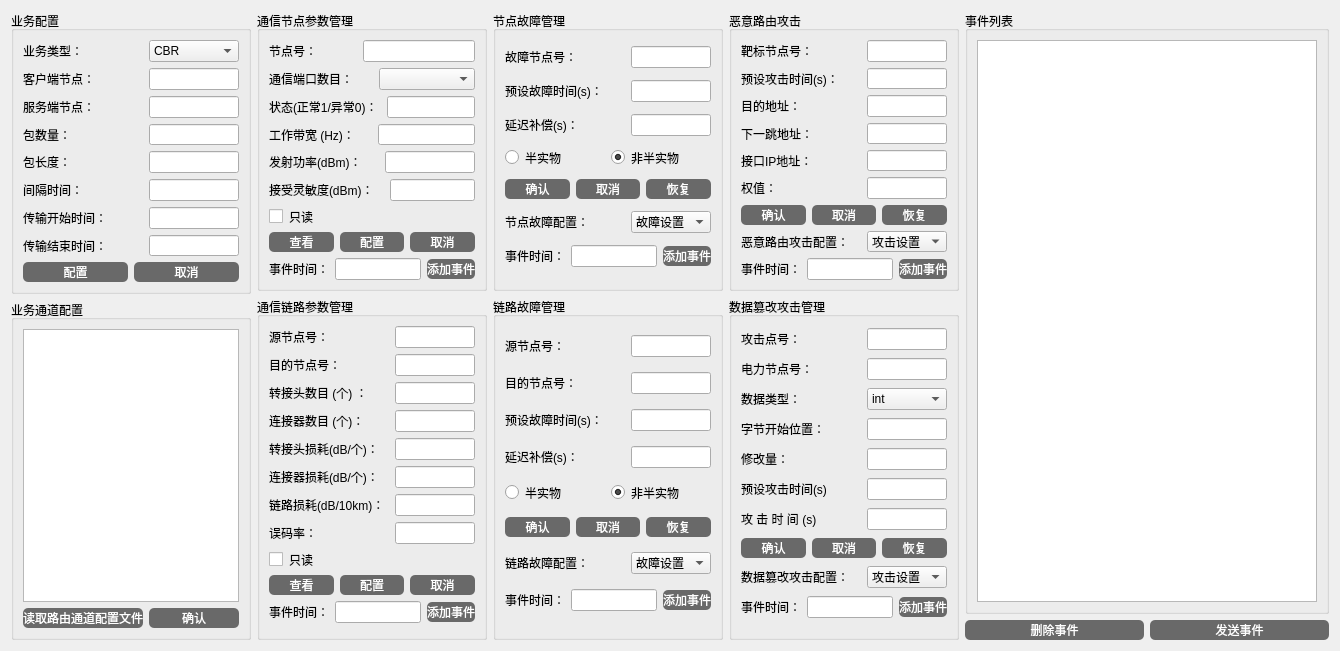
Old version of the form MtController/comm_param_settings.ui in the repository yacbo/Co-Simulation.
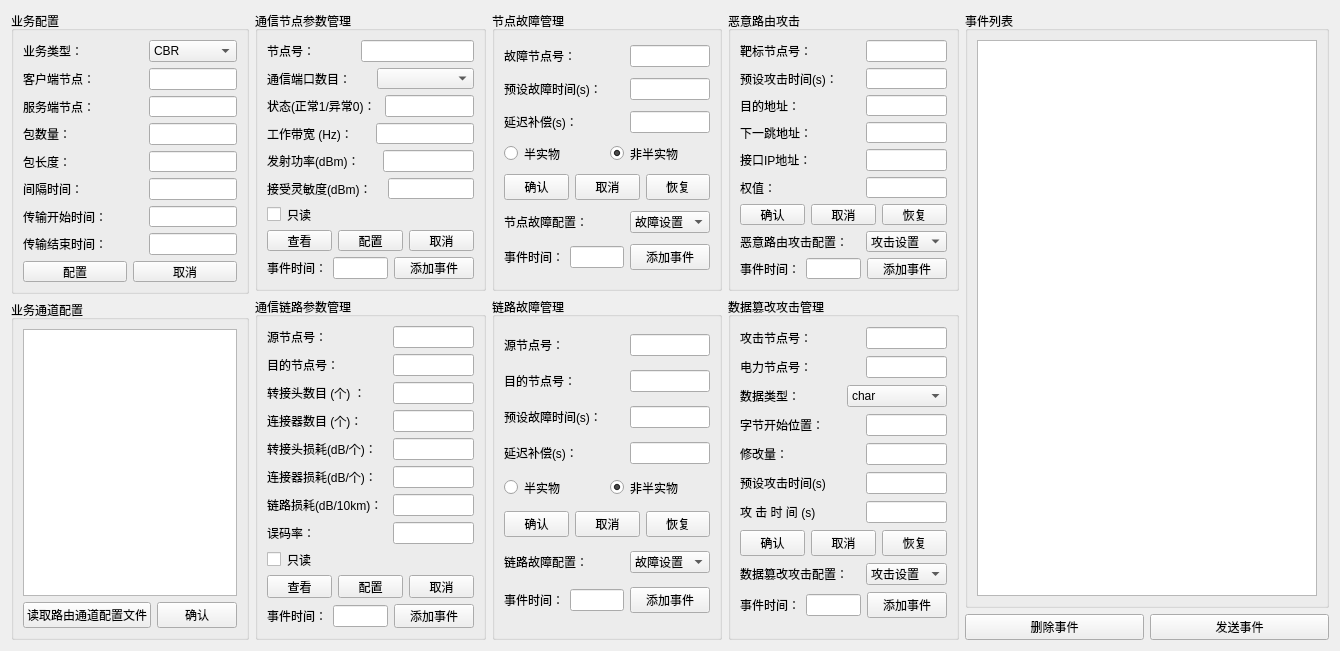
New version of the form. Icons and pictures are not drawn.

```diff
--- a/MtController/comm_param_settings.ui
+++ b/MtController/comm_param_settings.ui
@@ -229,7 +229,7 @@
             <item>
              <widget class="QPushButton" name="pushButton_15">
               <property name="styleSheet">
-               <string notr="true">QPushButton{border-radius:5px; background:#696969; color:white;min-height:20;}</string>
+               <string notr="true"/>
               </property>
               <property name="text">
                <string>配置</string>
@@ -238,9 +238,6 @@
             </item>
             <item>
              <widget class="QPushButton" name="pushButton_16">
-              <property name="styleSheet">
-               <string notr="true">QPushButton{border-radius:5px; background:#696969; color:white;min-height:20;}</string>
-              </property>
               <property name="text">
                <string>取消</string>
               </property>
@@ -270,9 +267,6 @@
            <layout class="QHBoxLayout" name="horizontalLayout_32">
             <item>
              <widget class="QPushButton" name="pushButton_13">
-              <property name="styleSheet">
-               <string notr="true">QPushButton{border-radius:5px; background:#696969; color:white;min-height:20;}</string>
-              </property>
               <property name="text">
                <string>读取路由通道配置文件</string>
               </property>
@@ -280,9 +274,6 @@
             </item>
             <item>
              <widget class="QPushButton" name="pushButton_14">
-              <property name="styleSheet">
-               <string notr="true">QPushButton{border-radius:5px; background:#696969; color:white;min-height:20;}</string>
-              </property>
               <property name="text">
                <string>确认</string>
               </property>
@@ -438,9 +429,6 @@
            <layout class="QHBoxLayout" name="horizontalLayout_7">
             <item>
              <widget class="QPushButton" name="pushButton">
-              <property name="styleSheet">
-               <string notr="true">QPushButton{border-radius:5px; background:#696969; color:white;min-height:20;}</string>
-              </property>
               <property name="text">
                <string>查看</string>
               </property>
@@ -448,9 +436,6 @@
             </item>
             <item>
              <widget class="QPushButton" name="pushButton_2">
-              <property name="styleSheet">
-               <string notr="true">QPushButton{border-radius:5px; background:#696969; color:white;min-height:20;}</string>
-              </property>
               <property name="text">
                <string>配置</string>
               </property>
@@ -458,9 +443,6 @@
             </item>
             <item>
              <widget class="QPushButton" name="pushButton_3">
-              <property name="styleSheet">
-               <string notr="true">QPushButton{border-radius:5px; background:#696969; color:white;min-height:20;}</string>
-              </property>
               <property name="text">
                <string>取消</string>
               </property>
@@ -485,9 +467,6 @@
             </item>
             <item>
              <widget class="QPushButton" name="pushButton_18">
-              <property name="styleSheet">
-               <string notr="true">QPushButton{border-radius:5px; background:#696969; color:white;min-height:20;}</string>
-              </property>
               <property name="text">
                <string>添加事件</string>
               </property>
@@ -721,9 +700,6 @@
            <layout class="QHBoxLayout" name="horizontalLayout_16">
             <item>
              <widget class="QPushButton" name="pushButton_4">
-              <property name="styleSheet">
-               <string notr="true">QPushButton{border-radius:5px; background:#696969; color:white;min-height:20;}</string>
-              </property>
               <property name="text">
                <string>查看</string>
               </property>
@@ -731,9 +707,6 @@
             </item>
             <item>
              <widget class="QPushButton" name="pushButton_5">
-              <property name="styleSheet">
-               <string notr="true">QPushButton{border-radius:5px; background:#696969; color:white;min-height:20;}</string>
-              </property>
               <property name="text">
                <string>配置</string>
               </property>
@@ -741,9 +714,6 @@
             </item>
             <item>
              <widget class="QPushButton" name="pushButton_6">
-              <property name="styleSheet">
-               <string notr="true">QPushButton{border-radius:5px; background:#696969; color:white;min-height:20;}</string>
-              </property>
               <property name="text">
                <string>取消</string>
               </property>
@@ -768,9 +738,6 @@
             </item>
             <item>
              <widget class="QPushButton" name="pushButton_25">
-              <property name="styleSheet">
-               <string notr="true">QPushButton{border-radius:5px; background:#696969; color:white;min-height:20;}</string>
-              </property>
               <property name="text">
                <string>添加事件</string>
               </property>
@@ -903,9 +870,6 @@
            <layout class="QHBoxLayout" name="horizontalLayout_20">
             <item>
              <widget class="QPushButton" name="pushButton_7">
-              <property name="styleSheet">
-               <string notr="true">QPushButton{border-radius:5px; background:#696969; color:white;min-height:20;}</string>
-              </property>
               <property name="text">
                <string>确认</string>
               </property>
@@ -913,9 +877,6 @@
             </item>
             <item>
              <widget class="QPushButton" name="pushButton_8">
-              <property name="styleSheet">
-               <string notr="true">QPushButton{border-radius:5px; background:#696969; color:white;min-height:20;}</string>
-              </property>
               <property name="text">
                <string>取消</string>
               </property>
@@ -923,9 +884,6 @@
             </item>
             <item>
              <widget class="QPushButton" name="pushButton_9">
-              <property name="styleSheet">
-               <string notr="true">QPushButton{border-radius:5px; background:#696969; color:white;min-height:20;}</string>
-              </property>
               <property name="text">
                <string>恢复</string>
               </property>
@@ -995,9 +953,6 @@
             </item>
             <item>
              <widget class="QPushButton" name="pushButton_26">
-              <property name="styleSheet">
-               <string notr="true">QPushButton{border-radius:5px; background:#696969; color:white;min-height:20;}</string>
-              </property>
               <property name="text">
                <string>添加事件</string>
               </property>
@@ -1143,9 +1098,6 @@
            <layout class="QHBoxLayout" name="horizontalLayout_25">
             <item>
              <widget class="QPushButton" name="pushButton_10">
-              <property name="styleSheet">
-               <string notr="true">QPushButton{border-radius:5px; background:#696969; color:white;min-height:20;}</string>
-              </property>
               <property name="text">
                <string>确认</string>
               </property>
@@ -1153,9 +1105,6 @@
             </item>
             <item>
              <widget class="QPushButton" name="pushButton_11">
-              <property name="styleSheet">
-               <string notr="true">QPushButton{border-radius:5px; background:#696969; color:white;min-height:20;}</string>
-              </property>
               <property name="text">
                <string>取消</string>
               </property>
@@ -1163,9 +1112,6 @@
             </item>
             <item>
              <widget class="QPushButton" name="pushButton_12">
-              <property name="styleSheet">
-               <string notr="true">QPushButton{border-radius:5px; background:#696969; color:white;min-height:20;}</string>
-              </property>
               <property name="text">
                <string>恢复</string>
               </property>
@@ -1224,9 +1170,6 @@
             </item>
             <item>
              <widget class="QPushButton" name="pushButton_27">
-              <property name="styleSheet">
-               <string notr="true">QPushButton{border-radius:5px; background:#696969; color:white;min-height:20;}</string>
-              </property>
               <property name="text">
                <string>添加事件</string>
               </property>
@@ -1401,9 +1344,6 @@
            <layout class="QHBoxLayout" name="horizontalLayout_49">
             <item>
              <widget class="QPushButton" name="pushButton_22">
-              <property name="styleSheet">
-               <string notr="true">QPushButton{border-radius:5px; background:#696969; color:white;min-height:20;}</string>
-              </property>
               <property name="text">
                <string>确认</string>
               </property>
@@ -1411,9 +1351,6 @@
             </item>
             <item>
              <widget class="QPushButton" name="pushButton_23">
-              <property name="styleSheet">
-               <string notr="true">QPushButton{border-radius:5px; background:#696969; color:white;min-height:20;}</string>
-              </property>
               <property name="text">
                <string>取消</string>
               </property>
@@ -1421,9 +1358,6 @@
             </item>
             <item>
              <widget class="QPushButton" name="pushButton_24">
-              <property name="styleSheet">
-               <string notr="true">QPushButton{border-radius:5px; background:#696969; color:white;min-height:20;}</string>
-              </property>
               <property name="text">
                <string>恢复</string>
               </property>
@@ -1482,9 +1416,6 @@
             </item>
             <item>
              <widget class="QPushButton" name="pushButton_28">
-              <property name="styleSheet">
-               <string notr="true">QPushButton{border-radius:5px; background:#696969; color:white;min-height:20;}</string>
-              </property>
               <property name="text">
                <string>添加事件</string>
               </property>
@@ -1521,7 +1452,7 @@
                <string notr="true">border:0px;</string>
               </property>
               <property name="text">
-               <string>攻击点号：     </string>
+               <string>攻击节点号：     </string>
               </property>
              </widget>
             </item>
@@ -1573,6 +1504,26 @@
             </item>
             <item>
              <widget class="QComboBox" name="comboBox_4">
+              <item>
+               <property name="text">
+                <string>char</string>
+               </property>
+              </item>
+              <item>
+               <property name="text">
+                <string>unsigned char</string>
+               </property>
+              </item>
+              <item>
+               <property name="text">
+                <string>short</string>
+               </property>
+              </item>
+              <item>
+               <property name="text">
+                <string>unsigned short</string>
+               </property>
+              </item>
               <item>
                <property name="text">
                 <string>int</string>
@@ -1693,9 +1644,6 @@
            <layout class="QHBoxLayout" name="horizontalLayout_42">
             <item>
              <widget class="QPushButton" name="pushButton_19">
-              <property name="styleSheet">
-               <string notr="true">QPushButton{border-radius:5px; background:#696969; color:white;min-height:20;}</string>
-              </property>
               <property name="text">
                <string>确认</string>
               </property>
@@ -1703,9 +1651,6 @@
             </item>
             <item>
              <widget class="QPushButton" name="pushButton_20">
-              <property name="styleSheet">
-               <string notr="true">QPushButton{border-radius:5px; background:#696969; color:white;min-height:20;}</string>
-              </property>
               <property name="text">
                <string>取消</string>
               </property>
@@ -1713,9 +1658,6 @@
             </item>
             <item>
              <widget class="QPushButton" name="pushButton_21">
-              <property name="styleSheet">
-               <string notr="true">QPushButton{border-radius:5px; background:#696969; color:white;min-height:20;}</string>
-              </property>
               <property name="text">
                <string>恢复</string>
               </property>
@@ -1774,9 +1716,6 @@
             </item>
             <item>
              <widget class="QPushButton" name="pushButton_29">
-              <property name="styleSheet">
-               <string notr="true">QPushButton{border-radius:5px; background:#696969; color:white;min-height:20;}</string>
-              </property>
               <property name="text">
                <string>添加事件</string>
               </property>
@@ -1826,9 +1765,6 @@
         <layout class="QHBoxLayout" name="horizontalLayout_53">
          <item>
           <widget class="QPushButton" name="pushButton_30">
-           <property name="styleSheet">
-            <string notr="true">QPushButton{border-radius:5px; background:#696969; color:white;min-height:20;}</string>
-           </property>
            <property name="text">
             <string>删除事件</string>
            </property>
@@ -1836,9 +1772,6 @@
          </item>
          <item>
           <widget class="QPushButton" name="pushButton_17">
-           <property name="styleSheet">
-            <string notr="true">QPushButton{border-radius:5px; background:#696969; color:white;min-height:20;}</string>
-           </property>
            <property name="text">
             <string>发送事件</string>
            </property>
```
Left out of the diff: 24 changed lines with no effect on the pictures.
